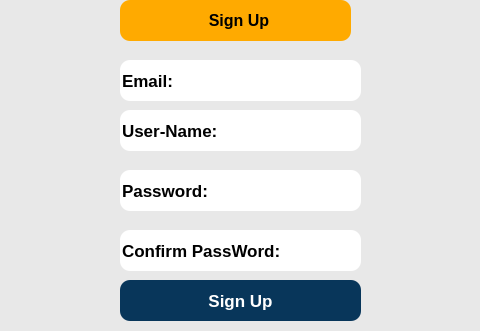
This is ui/register.ui in xbinh47/PTA_TungNam_DaiKhang as Qt 5 draws it before an edit; both pictures show x 140 to 620 and y 120 to 451 of the 800 by 600 pixel window. The edited form follows.
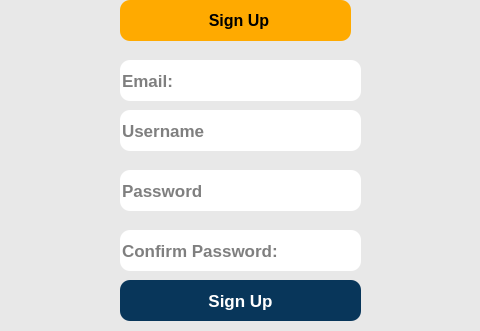
This is the edited form. Icons and pictures are not drawn.

```diff
--- a/ui/register.ui
+++ b/ui/register.ui
@@ -75,7 +75,10 @@
 background-color: rgb(255, 255, 255) ;</string>
      </property>
      <property name="text">
-      <string>User-Name:</string>
+      <string/>
+     </property>
+     <property name="placeholderText">
+      <string>Username</string>
      </property>
     </widget>
     <widget class="QLineEdit" name="txtPass">
@@ -98,7 +101,10 @@
 background-color: rgb(255, 255, 255) ;</string>
      </property>
      <property name="text">
-      <string>Password:</string>
+      <string/>
+     </property>
+     <property name="placeholderText">
+      <string>Password</string>
      </property>
     </widget>
     <widget class="QLineEdit" name="txtConfirmPass">
@@ -121,7 +127,10 @@
 background-color: rgb(255, 255, 255) ;</string>
      </property>
      <property name="text">
-      <string>Confirm PassWord:</string>
+      <string/>
+     </property>
+     <property name="placeholderText">
+      <string>Confirm Password:</string>
      </property>
     </widget>
     <widget class="QPushButton" name="btnSignUp">
@@ -211,6 +220,9 @@
 background-color: rgb(255, 255, 255) ;</string>
      </property>
      <property name="text">
+      <string/>
+     </property>
+     <property name="placeholderText">
       <string>Email:</string>
      </property>
     </widget>
```
